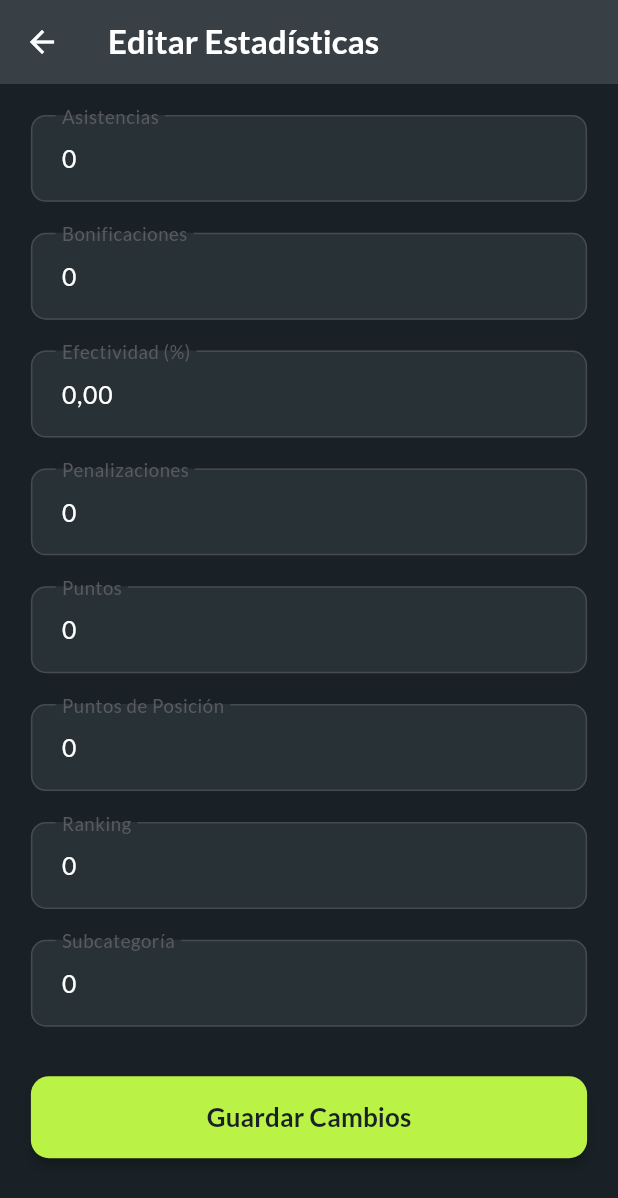
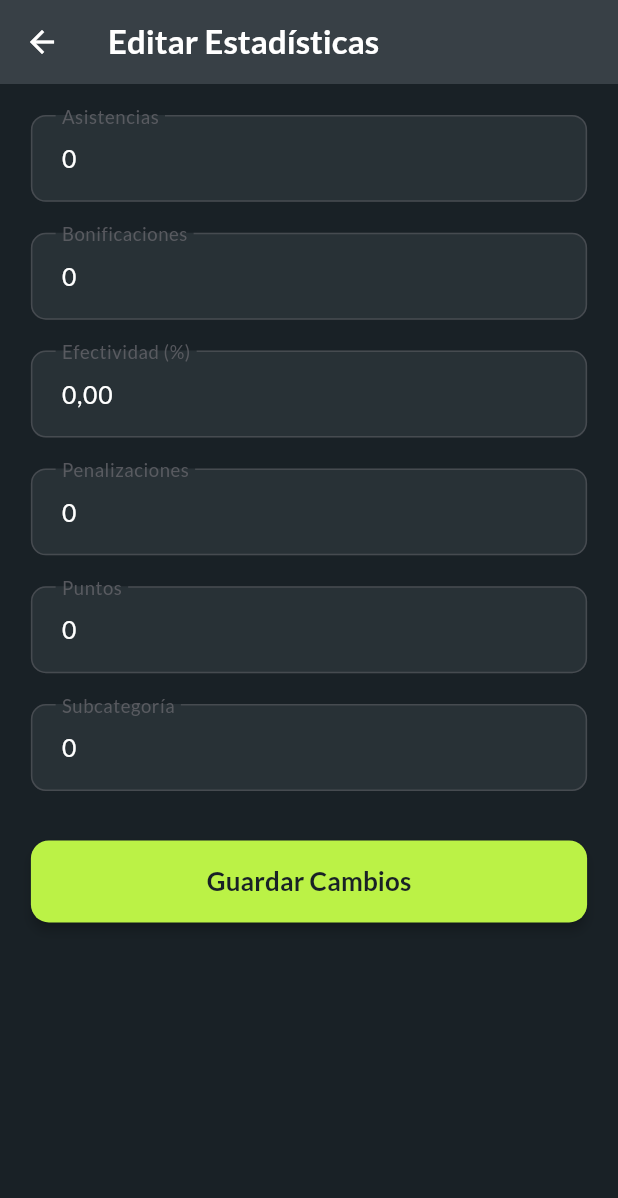
Before and after one commit to GeorgeLN/padel_app, a Flutter app: the EditProfileDataPage screen opened directly with empty values, on a phone screen of 412 x 824 dp. Shown: the top 1198 px of the screen. Run offline on Flutter 3.47's test engine with Material 3 defaults, Android fonts, the phone set to English and light mode, and no system bars; our stand-ins replace cloud_firestore, firebase_auth, firebase_core, flutter_bloc, google_fonts, iconly; accounts and stored records are empty.

Commit message:
Se eliminan los campos de puntosPos y ranking de los modelos y donde se referencian

```diff
--- a/lib/data/models/user_model.dart
+++ b/lib/data/models/user_model.dart
@@ -8,8 +8,6 @@ class Usuario {
   final double efectividad; // Usamos double por si se necesita precisión decimal
   final int penalizaciones;
   final int puntos;
-  final int puntos_pos; // Puntos de posición
-  final int ranking;
   final int subcategoria; // Podría ser String si representa un nombre, pero se inicializa en 0
   final String estado;
 
@@ -23,8 +21,6 @@ class Usuario {
     this.efectividad = 0.0,
     this.penalizaciones = 0,
     this.puntos = 0,
-    this.puntos_pos = 0,
-    this.ranking = 0,
     this.subcategoria = 0, // Asumiendo que 0 es un valor inicial válido
     this.estado = 'disponible',
   });
@@ -41,8 +37,6 @@ class Usuario {
       'efectividad': efectividad,
       'penalizaciones': penalizaciones,
       'puntos': puntos,
-      'puntos_pos': puntos_pos,
-      'ranking': ranking,
       'subcategoria': subcategoria,
       'estado': estado,
     };
@@ -60,8 +54,6 @@ class Usuario {
       efectividad: (json['efectividad'] as num?)?.toDouble() ?? 0.0,
       penalizaciones: json['penalizaciones'] as int? ?? 0,
       puntos: json['puntos'] as int? ?? 0,
-      puntos_pos: json['puntos_pos'] as int? ?? 0,
-      ranking: json['ranking'] as int? ?? 0,
       subcategoria: json['subcategoria'] as int? ?? 0,
       estado: json['estado'] as String? ?? 'disponible',
     );
@@ -78,8 +70,6 @@ class Usuario {
     double? efectividad,
     int? penalizaciones,
     int? puntos,
-    int? puntos_pos,
-    int? ranking,
     int? subcategoria,
     String? estado,
   }) {
@@ -93,8 +83,6 @@ class Usuario {
       efectividad: efectividad ?? this.efectividad,
       penalizaciones: penalizaciones ?? this.penalizaciones,
       puntos: puntos ?? this.puntos,
-      puntos_pos: puntos_pos ?? this.puntos_pos,
-      ranking: ranking ?? this.ranking,
       subcategoria: subcategoria ?? this.subcategoria,
       estado: estado ?? this.estado,
     );
--- a/lib/data/viewmodels/auth_viewmodel.dart
+++ b/lib/data/viewmodels/auth_viewmodel.dart
@@ -52,8 +52,6 @@ class AuthViewModel extends ChangeNotifier {
           efectividad: 0.0,
           penalizaciones: 0,
           puntos: 0,
-          puntos_pos: 0,
-          ranking: 0,
           subcategoria: 0,
         );
 
--- a/lib/features/pages/edit_profile_data_page.dart
+++ b/lib/features/pages/edit_profile_data_page.dart
@@ -81,8 +81,6 @@ class _EditProfileDataPageState extends State<EditProfileDataPage> {
         _efectividadController.text = _usuario!.efectividad.toString().replaceAll('.', ',');
         _penalizacionesController.text = _usuario!.penalizaciones.toString();
         _puntosController.text = _usuario!.puntos.toString();
-        _puntosPosController.text = _usuario!.puntos_pos.toString();
-        _rankingController.text = _usuario!.ranking.toString();
         _subcategoriaController.text = _usuario!.subcategoria.toString();
       } else {
         // Manejar el caso donde el usuario no se encuentra
@@ -114,8 +112,6 @@ class _EditProfileDataPageState extends State<EditProfileDataPage> {
     _efectividadController.dispose();
     _penalizacionesController.dispose();
     _puntosController.dispose();
-    _puntosPosController.dispose();
-    _rankingController.dispose();
     _subcategoriaController.dispose();
     super.dispose();
   }
@@ -136,8 +132,6 @@ class _EditProfileDataPageState extends State<EditProfileDataPage> {
         efectividad: efectividadValue,
         penalizaciones: int.tryParse(_penalizacionesController.text) ?? _usuario!.penalizaciones,
         puntos: int.tryParse(_puntosController.text) ?? _usuario!.puntos,
-        puntos_pos: int.tryParse(_puntosPosController.text) ?? _usuario!.puntos_pos,
-        ranking: int.tryParse(_rankingController.text) ?? _usuario!.ranking,
         subcategoria: int.tryParse(_subcategoriaController.text) ?? _usuario!.subcategoria,
       );
 
@@ -232,22 +226,6 @@ class _EditProfileDataPageState extends State<EditProfileDataPage> {
                         _buildTextFormField(
                           controller: _puntosController,
                           labelText: 'Puntos',
-                          validatorText: 'Ingresa un número válido.',
-                          keyboardType: TextInputType.number,
-                          size: size,
-                        ),
-                        SizedBox(height: size.height * 0.025),
-                        _buildTextFormField(
-                          controller: _puntosPosController,
-                          labelText: 'Puntos de Posición',
-                          validatorText: 'Ingresa un número válido.',
-                          keyboardType: TextInputType.number,
-                          size: size,
-                        ),
-                        SizedBox(height: size.height * 0.025),
-                        _buildTextFormField(
-                          controller: _rankingController,
-                          labelText: 'Ranking',
                           validatorText: 'Ingresa un número válido.',
                           keyboardType: TextInputType.number,
                           size: size,
--- a/lib/features/pages/profile_page.dart
+++ b/lib/features/pages/profile_page.dart
@@ -313,7 +313,7 @@ class BlurContainer extends StatelessWidget {
                 mainAxisAlignment: MainAxisAlignment.spaceEvenly,
                 crossAxisAlignment: CrossAxisAlignment.center,
                 children: [
-                  _buildStatItem(context, Icons.local_fire_department, 'Ranking', '${usuario.ranking}', size),
+                  _buildStatItem(context, Icons.local_fire_department, 'Ranking', '0', size),
                   _buildStatItem(context, Icons.timer_outlined, 'Asistencia', '${usuario.asistencias}', size),
                 ],
               ),
--- a/lib/features/pages/table_page.dart
+++ b/lib/features/pages/table_page.dart
@@ -126,7 +126,6 @@ class _TablePageState extends State<TablePage> {
                 final List<Map<String, dynamic>> datosParaTabla = usuarios.map((user) {
                   return {
                     'TEAM': user.nombre,
-                    'PTS POS': user.puntos_pos,
                     '%': '${user.efectividad.toStringAsFixed(1)}%',
                     'ASIST': user.asistencias,
                     'PTS': user.puntos,
@@ -365,7 +364,6 @@ class TablaDatosJugador extends StatelessWidget {
             ),
             columns: <DataColumn>[
               DataColumn(label: Text('TEAM', style: headerTextStyle)),
-              DataColumn(label: Text('PTS POS', style: headerTextStyle)),
               DataColumn(label: Text('EFEC', style: headerTextStyle)),
               DataColumn(label: Text('ASIST', style: headerTextStyle)),
               DataColumn(label: Text('PTS', style: headerTextStyle)),
@@ -381,7 +379,6 @@ class TablaDatosJugador extends StatelessWidget {
               return DataRow(
                 cells: <DataCell>[
                   DataCell(Text(fila['TEAM'].toString(), style: cellTextStyle)),
-                  DataCell(Text(fila['PTS POS'].toString(), style: cellTextStyle)),
                   DataCell(Text(fila['%'].toString(), style: cellTextStyle)),
                   DataCell(Text(fila['ASIST'].toString(), style: cellTextStyle)),
                   DataCell(Text(fila['PTS'].toString(), style: cellTextStyle)),
```
